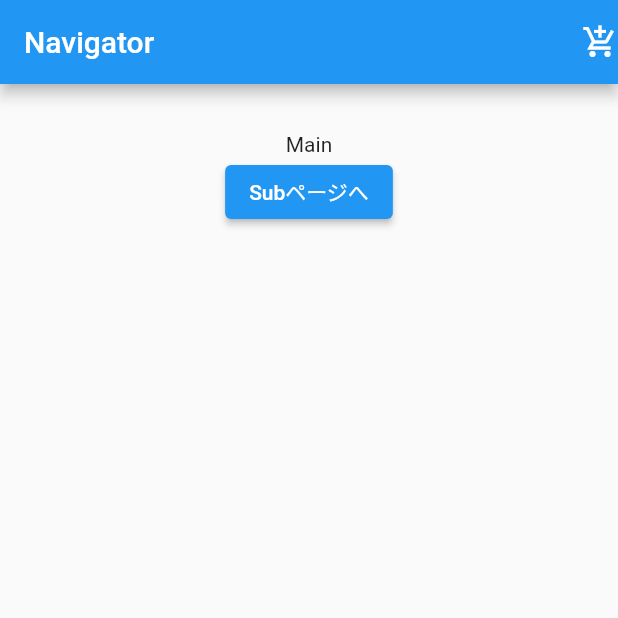
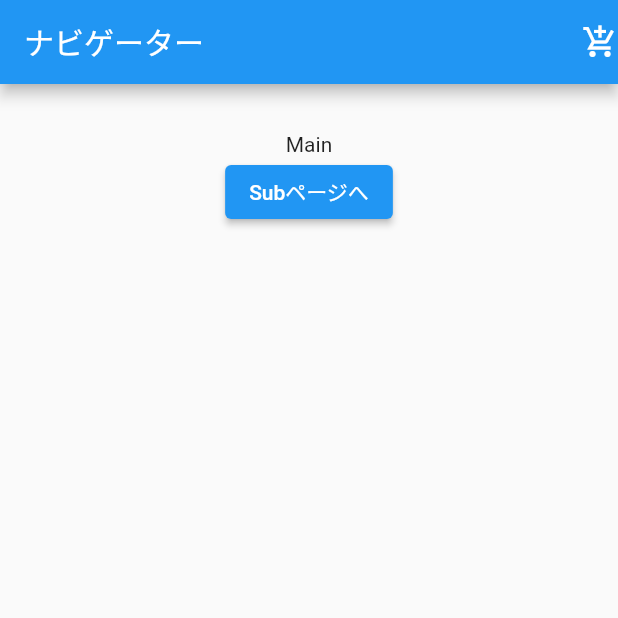
Before and after one commit to Mikihokekyo/miki_test, a Flutter app: the screen it shows after launch, on a phone screen of 412 x 824 dp, the top half of it. Run offline on Flutter 3.47's test engine with Material 2 defaults, Android fonts, the phone set to English and light mode, and no system bars.

Commit message:
テキスト変更

```diff
--- a/lib/main.dart
+++ b/lib/main.dart
@@ -33,7 +33,7 @@ class MainPage extends StatelessWidget {
   Widget build(BuildContext context) {
     return Scaffold(
       appBar: AppBar(
-        title:  const Text('Navigator'),
+        title:  const Text('ナビゲーター'),
           actions: const [Icon(Icons.add_shopping_cart_sharp)],
       ),
       body:  Container(
```
